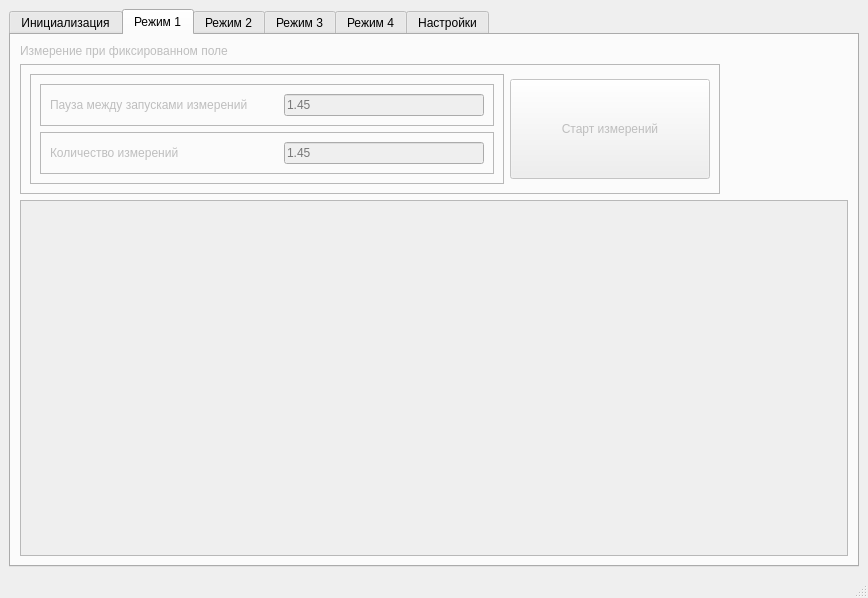
Qt form harm_ui.ui (BuslaySt/RotatingCoils) before a commit.
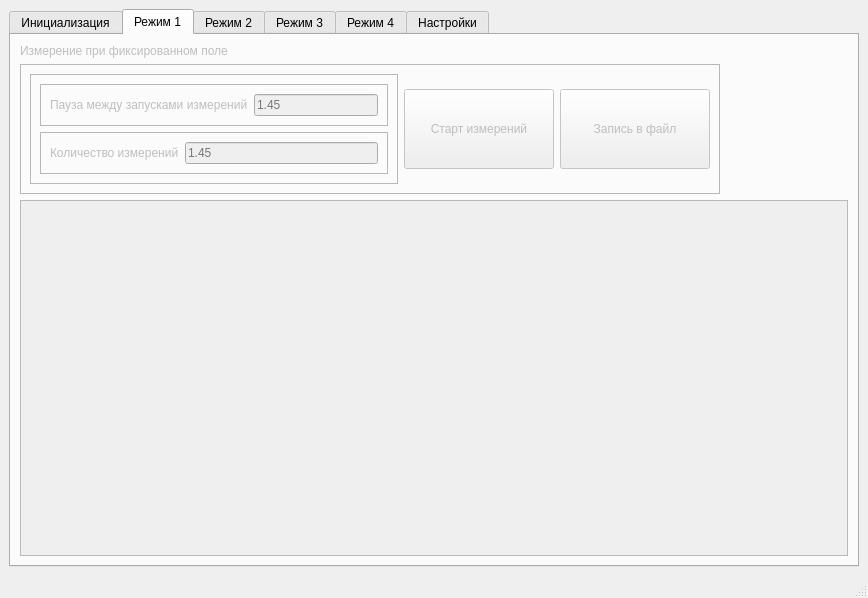
The same form after that commit. The open tabs and pages were chosen to show the change.

The edit to the form file:
```diff
--- a/harm_ui.ui
+++ b/harm_ui.ui
@@ -443,8 +443,8 @@
             <widget class="QPushButton" name="pBtn_Start_1">
              <property name="minimumSize">
               <size>
-               <width>200</width>
-               <height>100</height>
+               <width>150</width>
+               <height>80</height>
               </size>
              </property>
              <property name="text">
@@ -452,6 +452,19 @@
              </property>
             </widget>
            </item>
+           <item>
+            <widget class="QPushButton" name="pBtn_Save2File_1">
+             <property name="minimumSize">
+              <size>
+               <width>150</width>
+               <height>80</height>
+              </size>
+             </property>
+             <property name="text">
+              <string>Запись в файл</string>
+             </property>
+            </widget>
+           </item>
           </layout>
          </widget>
         </item>
```
Left out of the diff: 51 changed lines with no effect on the pictures.
